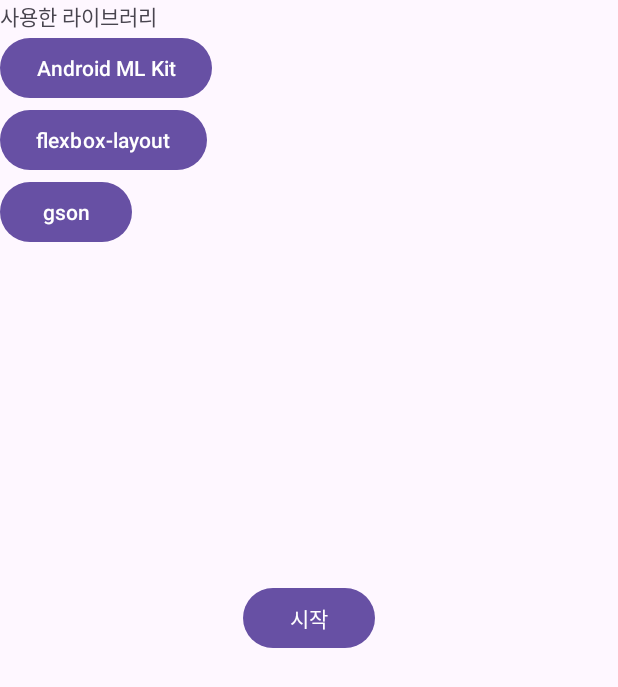
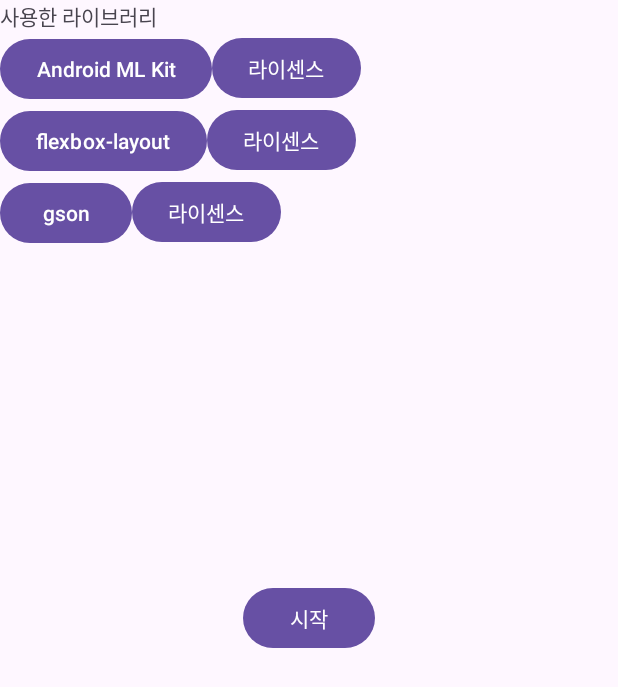
Before and after one commit to jge4786/ArknightsRecruitment, an Android app: the screen it shows after launch (MainActivity), on a phone screen of 412 x 824 dp. Shown: the top 687 px of the screen. Run offline under Robolectric (Android 15) with nearby library versions, the phone set to English and light mode, and no system bars.

Commit message:
라이센스 고지 보완

```diff
--- a/app/build.gradle
+++ b/app/build.gradle
@@ -11,8 +11,8 @@ android {
         applicationId "com.jge.testapp2"
         minSdk 31
         targetSdk 33
-        versionCode 2
-        versionName "0.2"
+        versionCode 3
+        versionName "0.21"
 
         testInstrumentationRunner "androidx.test.runner.AndroidJUnitRunner"
     }
--- a/app/src/main/java/com/jge/testapp2/MainActivity.kt
+++ b/app/src/main/java/com/jge/testapp2/MainActivity.kt
@@ -1,3 +1,18 @@
+//Copyright [2024] [야호]
+//
+//Licensed under the Apache License, Version 2.0 (the "License");
+//you may not use this file except in compliance with the License.
+//You may obtain a copy of the License at
+//
+//http://www.apache.org/licenses/LICENSE-2.0
+//
+//Unless required by applicable law or agreed to in writing, software
+//distributed under the License is distributed on an "AS IS" BASIS,
+//WITHOUT WARRANTIES OR CONDITIONS OF ANY KIND, either express or implied.
+//See the License for the specific language governing permissions and
+//limitations under the License.
+
+
 package com.jge.testapp2
 
 import androidx.appcompat.app.AppCompatActivity
@@ -36,23 +51,8 @@ class MainActivity : AppCompatActivity() {
 
         projectionManager = getSystemService(MEDIA_PROJECTION_SERVICE) as MediaProjectionManager
 
-        val mlkitButton = this.findViewById<Button>(R.id.mlkitButton)
-        val flexboxButton = this.findViewById<Button>(R.id.flexboxButton)
-        val gsonButton = this.findViewById<Button>(R.id.gsonButton)
 
-        flexboxButton.setOnClickListener {
-            val ii = Intent(Intent.ACTION_VIEW, Uri.parse("https://github.com/google/flexbox-layout"))
-            startActivity(ii)
-        }
-        mlkitButton.setOnClickListener {
-            val ii = Intent(Intent.ACTION_VIEW, Uri.parse("https://developers.google.com/ml-kit/vision/text-recognition/v2/android?hl=ko"))
-            startActivity(ii)
-        }
-        gsonButton.setOnClickListener {
-            val ii = Intent(Intent.ACTION_VIEW, Uri.parse("https://github.com/google/gson"))
-            startActivity(ii)
-        }
-
+        setLicenseButton()
 
         Loader.readJsonFile(this, "opData.json")
 
@@ -69,7 +69,40 @@ class MainActivity : AppCompatActivity() {
             }
         }
     }
+    fun setLicenseButton() {
 
+        val mlkitButton = this.findViewById<Button>(R.id.mlkitButton)
+        val flexboxButton = this.findViewById<Button>(R.id.flexboxButton)
+        val gsonButton = this.findViewById<Button>(R.id.gsonButton)
+        val mlkitLisenceButton = this.findViewById<Button>(R.id.mlkitLicenseButton)
+        val flexboxLisenceButton = this.findViewById<Button>(R.id.flexboxLicenseButton)
+        val gsonLisenceButton = this.findViewById<Button>(R.id.gsonLicenseButton)
+
+        flexboxButton.setOnClickListener {
+            val ii = Intent(Intent.ACTION_VIEW, Uri.parse("https://github.com/google/flexbox-layout"))
+            startActivity(ii)
+        }
+        mlkitButton.setOnClickListener {
+            val ii = Intent(Intent.ACTION_VIEW, Uri.parse("https://developers.google.com/ml-kit/vision/text-recognition/v2/android?hl=ko"))
+            startActivity(ii)
+        }
+        gsonButton.setOnClickListener {
+            val ii = Intent(Intent.ACTION_VIEW, Uri.parse("https://github.com/google/gson"))
+            startActivity(ii)
+        }
+        flexboxLisenceButton.setOnClickListener {
+            val ii = Intent(Intent.ACTION_VIEW, Uri.parse("https://raw.githubusercontent.com/google/flexbox-layout/main/LICENSE"))
+            startActivity(ii)
+        }
+        mlkitLisenceButton.setOnClickListener {
+            val ii = Intent(Intent.ACTION_VIEW, Uri.parse("https://developers.google.com/ml-kit/terms"))
+            startActivity(ii)
+        }
+        gsonLisenceButton.setOnClickListener {
+            val ii = Intent(Intent.ACTION_VIEW, Uri.parse("https://raw.githubusercontent.com/google/gson/main/LICENSE"))
+            startActivity(ii)
+        }
+    }
 
     override fun onActivityResult(requestCode: Int, resultCode: Int, data: Intent?) {
         super.onActivityResult(requestCode, resultCode, data)
--- a/app/src/main/res/layout/activity_main.xml
+++ b/app/src/main/res/layout/activity_main.xml
@@ -7,43 +7,76 @@
         android:id="@+id/buttonShowOverlay"
         android:layout_width="wrap_content"
         android:layout_height="wrap_content"
-        android:text="시작"
-        android:layout_centerInParent="true"/>
+        android:layout_centerInParent="true"
+        android:text="시작" />
 
     <ScrollView
         android:layout_width="match_parent"
-        android:layout_height="wrap_content"
-        >
+        android:layout_height="wrap_content">
 
         <LinearLayout
             android:layout_width="match_parent"
             android:layout_height="wrap_content"
-            android:orientation="vertical"
-            >
+            android:orientation="vertical">
+
             <TextView
                 android:layout_width="wrap_content"
                 android:layout_height="wrap_content"
-                android:text="사용한 라이브러리"
-                />
+                android:text="사용한 라이브러리" />
+
+            <LinearLayout
+                android:layout_width="wrap_content"
+                android:layout_height="wrap_content"
+                android:orientation="horizontal">
+
                 <Button
                     android:id="@+id/mlkitButton"
                     android:layout_width="wrap_content"
                     android:layout_height="wrap_content"
-                    android:text="Android ML Kit"
-                    />
+                    android:text="Android ML Kit" />
+
+                <Button
+                    android:id="@+id/mlkitLicenseButton"
+                    android:layout_width="wrap_content"
+                    android:layout_height="wrap_content"
+                    android:text="라이센스" />
+            </LinearLayout>
+
+            <LinearLayout
+                android:layout_width="wrap_content"
+                android:layout_height="wrap_content"
+                android:orientation="horizontal">
+
                 <Button
                     android:id="@+id/flexboxButton"
                     android:layout_width="wrap_content"
                     android:layout_height="wrap_content"
-                    android:text="flexbox-layout"
-                />
+                    android:text="flexbox-layout" />
+
+                <Button
+                    android:id="@+id/flexboxLicenseButton"
+                    android:layout_width="wrap_content"
+                    android:layout_height="wrap_content"
+                    android:text="라이센스" />
+            </LinearLayout>
+
+            <LinearLayout
+                android:layout_width="wrap_content"
+                android:layout_height="wrap_content"
+                android:orientation="horizontal">
+
                 <Button
                     android:id="@+id/gsonButton"
                     android:layout_width="wrap_content"
                     android:layout_height="wrap_content"
-                    android:text="gson"
-                />
+                    android:text="gson" />
 
+                <Button
+                    android:id="@+id/gsonLicenseButton"
+                    android:layout_width="wrap_content"
+                    android:layout_height="wrap_content"
+                    android:text="라이센스" />
+            </LinearLayout>
         </LinearLayout>
     </ScrollView>
 
```
Also changed, not shown: app/src/main/res/layout/overlay_result_view.xml (+0 -7 lines).
